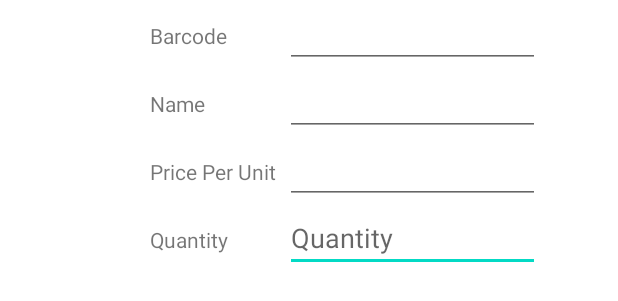
After one commit to GhazanfarAteeb/QRCodeScanWithSQLiteAndRecyclerView, an Android app: the layout edit_data.xml on its own in the app's theme, with its tools: preview values and no code run, on a phone screen of 412 x 824 dp. The commit adds this screen. Shown: the top 301 px of the screen. Run offline under Robolectric (Android 15) with nearby library versions, the phone set to English and light mode, and no system bars.

Commit message:
Added Layout to edit the data from recycler view by simple onClickListener function, made layout to edit Data and Created Dialog Fragment for this view

```diff
--- /dev/null
+++ b/app/src/main/res/layout/edit_data.xml
@@ -0,0 +1,98 @@
+<?xml version="1.0" encoding="utf-8"?>
+<LinearLayout xmlns:android="http://schemas.android.com/apk/res/android"
+	android:orientation="horizontal"
+	android:layout_width="match_parent"
+	android:layout_height="wrap_content"
+	>
+	<ImageView
+		android:layout_gravity="center"
+		android:layout_width="80sp"
+		android:layout_height="80sp"
+		android:src="@null"
+		android:contentDescription="@null"
+		android:layout_marginStart="10sp"
+		android:id="@+id/image"
+	/>
+	<LinearLayout
+		android:layout_width="wrap_content"
+		android:layout_height="wrap_content"
+		android:layout_marginStart="10sp"
+		android:orientation="vertical">
+		<LinearLayout
+			android:layout_width="wrap_content"
+			android:layout_height="wrap_content"
+			android:orientation="horizontal">
+			<TextView
+				android:layout_width="90sp"
+				android:layout_height="wrap_content"
+				android:text="@string/barcode"
+				/>
+			<EditText
+				android:clickable="false"
+				android:cursorVisible="false"
+				android:focusable="false"
+				android:focusableInTouchMode="false"
+				android:layout_width="170sp"
+				android:layout_height="wrap_content"
+				android:id="@+id/barcode"
+				android:inputType="none" />
+		</LinearLayout>
+		<LinearLayout
+			android:layout_width="wrap_content"
+			android:layout_height="wrap_content"
+			android:orientation="horizontal">
+			<TextView
+				android:layout_width="90sp"
+				android:layout_height="wrap_content"
+				android:text="@string/name"
+				/>
+			<EditText
+				android:clickable="false"
+				android:cursorVisible="false"
+				android:focusable="false"
+				android:focusableInTouchMode="false"
+				android:layout_width="170sp"
+				android:layout_height="wrap_content"
+				android:id="@id/name"
+				android:inputType="none"
+			/>
+		</LinearLayout>
+		<LinearLayout
+			android:layout_width="wrap_content"
+			android:layout_height="wrap_content"
+			android:orientation="horizontal">
+			<TextView
+				android:layout_width="90sp"
+				android:layout_height="wrap_content"
+				android:text="@string/price_per_unit"
+				/>
+			<EditText
+				android:clickable="false"
+				android:cursorVisible="false"
+				android:focusable="false"
+				android:focusableInTouchMode="false"
+				android:layout_width="170sp"
+				android:layout_height="wrap_content"
+				android:id="@+id/price"
+				android:inputType="none" />
+		</LinearLayout>
+		<LinearLayout
+			android:layout_width="wrap_content"
+			android:layout_height="wrap_content"
+			android:orientation="horizontal">
+			<TextView
+				android:layout_width="90sp"
+				android:layout_height="wrap_content"
+				android:text="@string/quantity"
+				/>
+			<EditText
+				android:layout_width="170sp"
+				android:layout_height="wrap_content"
+				android:inputType="number"
+				android:id="@+id/Quantity"
+				android:hint="@string/quantity"
+				android:autofillHints="PLease Enter the Quantity of the Product" />
+		</LinearLayout>
+	</LinearLayout>
+
+</LinearLayout>
--- a/app/src/main/res/values/strings.xml
+++ b/app/src/main/res/values/strings.xml
@@ -1,8 +1,9 @@
 <resources>
 	<string name="app_name">QRCodeScanWithSQLiteCRUD</string>
 	<string name="add">add</string>
-	<string name="barcode">Barcode:</string>
-	<string name="name">Name:</string>
-	<string name="quantity">Quantity:</string>
-	<string name="price">Price:</string>
+	<string name="barcode">Barcode</string>
+	<string name="name">Name</string>
+	<string name="quantity">Quantity</string>
+	<string name="price">Price</string>
+	<string name="price_per_unit">Price Per Unit</string>
 </resources>
```
Also changed, not shown: app/src/main/java/com/example/qrcodescanwithsqlitecrud/EditData.java (added, +72 -0 lines), app/src/main/java/com/example/qrcodescanwithsqlitecrud/MainActivity.java (+24 -2 lines), app/src/main/java/com/example/qrcodescanwithsqlitecrud/ProductAdapter.java (+11 -2 lines).
